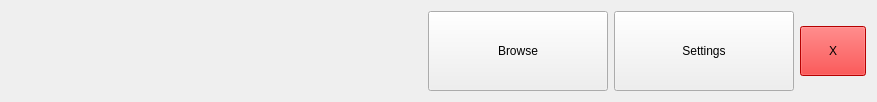
jkbz64/AYAYA, file AYAYA/mainnavigationbar.ui: the form before one commit.
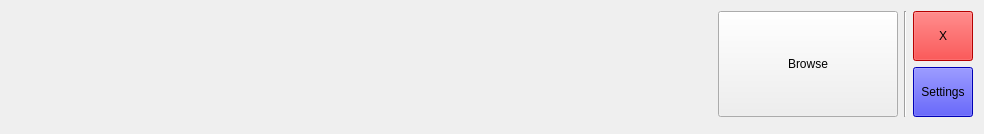
The form after the commit. Icons and pictures are not drawn.

Commit message: Added settings system, for now it only supports changing themes.

What changed in the file:
```diff
--- a/AYAYA/mainnavigationbar.ui
+++ b/AYAYA/mainnavigationbar.ui
@@ -6,8 +6,8 @@
    <rect>
     <x>0</x>
     <y>0</y>
-    <width>877</width>
-    <height>98</height>
+    <width>984</width>
+    <height>120</height>
    </rect>
   </property>
   <property name="minimumSize">
@@ -19,14 +19,115 @@
   <property name="maximumSize">
    <size>
     <width>16777215</width>
-    <height>98</height>
+    <height>120</height>
    </size>
   </property>
   <property name="windowTitle">
    <string>Form</string>
   </property>
-  <layout class="QHBoxLayout" name="horizontalLayout">
-   <item>
+  <layout class="QGridLayout" name="gridLayout">
+   <item row="0" column="1" rowspan="3">
+    <spacer name="horizontalSpacer">
+     <property name="orientation">
+      <enum>Qt::Horizontal</enum>
+     </property>
+     <property name="sizeHint" stdset="0">
+      <size>
+       <width>195</width>
+       <height>40</height>
+      </size>
+     </property>
+    </spacer>
+   </item>
+   <item row="0" column="5">
+    <widget class="QPushButton" name="m_quitButton">
+     <property name="sizePolicy">
+      <sizepolicy hsizetype="Fixed" vsizetype="Preferred">
+       <horstretch>0</horstretch>
+       <verstretch>0</verstretch>
+      </sizepolicy>
+     </property>
+     <property name="minimumSize">
+      <size>
+       <width>60</width>
+       <height>50</height>
+      </size>
+     </property>
+     <property name="maximumSize">
+      <size>
+       <width>60</width>
+       <height>50</height>
+      </size>
+     </property>
+     <property name="styleSheet">
+      <string notr="true">background-color: red</string>
+     </property>
+     <property name="text">
+      <string>X</string>
+     </property>
+    </widget>
+   </item>
+   <item row="0" column="3" rowspan="2">
+    <widget class="Line" name="line">
+     <property name="orientation">
+      <enum>Qt::Vertical</enum>
+     </property>
+    </widget>
+   </item>
+   <item row="1" column="5">
+    <widget class="QPushButton" name="m_settingsButton">
+     <property name="sizePolicy">
+      <sizepolicy hsizetype="Fixed" vsizetype="Preferred">
+       <horstretch>0</horstretch>
+       <verstretch>0</verstretch>
+      </sizepolicy>
+     </property>
+     <property name="minimumSize">
+      <size>
+       <width>60</width>
+       <height>50</height>
+      </size>
+     </property>
+     <property name="maximumSize">
+      <size>
+       <width>60</width>
+       <height>50</height>
+      </size>
+     </property>
+     <property name="styleSheet">
+      <string notr="true">background-color: BLUE;</string>
+     </property>
+     <property name="text">
+      <string>Settings</string>
+     </property>
+    </widget>
+   </item>
+   <item row="0" column="2" rowspan="2">
+    <widget class="QPushButton" name="m_browseButton">
+     <property name="sizePolicy">
+      <sizepolicy hsizetype="Fixed" vsizetype="Preferred">
+       <horstretch>1</horstretch>
+       <verstretch>0</verstretch>
+      </sizepolicy>
+     </property>
+     <property name="minimumSize">
+      <size>
+       <width>180</width>
+       <height>80</height>
+      </size>
+     </property>
+     <property name="maximumSize">
+      <size>
+       <width>180</width>
+       <height>120</height>
+      </size>
+     </property>
+     <property name="text">
+      <string>Browse</string>
+     </property>
+    </widget>
+   </item>
+   <item row="0" column="0" rowspan="2">
     <widget class="QLabel" name="m_logo">
      <property name="sizePolicy">
       <sizepolicy hsizetype="Fixed" vsizetype="Fixed">
@@ -43,7 +144,7 @@
      <property name="maximumSize">
       <size>
        <width>230</width>
-       <height>80</height>
+       <height>120</height>
       </size>
      </property>
      <property name="text">
@@ -69,91 +170,6 @@
      </property>
     </widget>
    </item>
-   <item>
-    <spacer name="horizontalSpacer">
-     <property name="orientation">
-      <enum>Qt::Horizontal</enum>
-     </property>
-     <property name="sizeHint" stdset="0">
-      <size>
-       <width>195</width>
-       <height>20</height>
-      </size>
-     </property>
-    </spacer>
-   </item>
-   <item>
-    <widget class="QPushButton" name="m_browseButton">
-     <property name="sizePolicy">
-      <sizepolicy hsizetype="Fixed" vsizetype="Preferred">
-       <horstretch>1</horstretch>
-       <verstretch>0</verstretch>
-      </sizepolicy>
-     </property>
-     <property name="minimumSize">
-      <size>
-       <width>180</width>
-       <height>80</height>
-      </size>
-     </property>
-     <property name="maximumSize">
-      <size>
-       <width>180</width>
-       <height>80</height>
-      </size>
-     </property>
-     <property name="text">
-      <string>Browse</string>
-     </property>
-    </widget>
-   </item>
-   <item>
-    <widget class="QPushButton" name="m_settingsButton">
-     <property name="sizePolicy">
-      <sizepolicy hsizetype="Fixed" vsizetype="Preferred">
-       <horstretch>1</horstretch>
-       <verstretch>0</verstretch>
-      </sizepolicy>
-     </property>
-     <property name="minimumSize">
-      <size>
-       <width>180</width>
-       <height>80</height>
-      </size>
-     </property>
-     <property name="maximumSize">
-      <size>
-       <width>180</width>
-       <height>80</height>
-      </size>
-     </property>
-     <property name="text">
-      <string>Settings</string>
-     </property>
-    </widget>
-   </item>
-   <item>
-    <widget class="QPushButton" name="m_quitButton">
-     <property name="sizePolicy">
-      <sizepolicy hsizetype="Fixed" vsizetype="Fixed">
-       <horstretch>0</horstretch>
-       <verstretch>0</verstretch>
-      </sizepolicy>
-     </property>
-     <property name="minimumSize">
-      <size>
-       <width>30</width>
-       <height>50</height>
-      </size>
-     </property>
-     <property name="styleSheet">
-      <string notr="true">background-color: red</string>
-     </property>
-     <property name="text">
-      <string>X</string>
-     </property>
-    </widget>
-   </item>
   </layout>
  </widget>
  <tabstops>
```
Left out of the diff: 1 changed line with no effect on the pictures. The commit also changes 15 other files.
